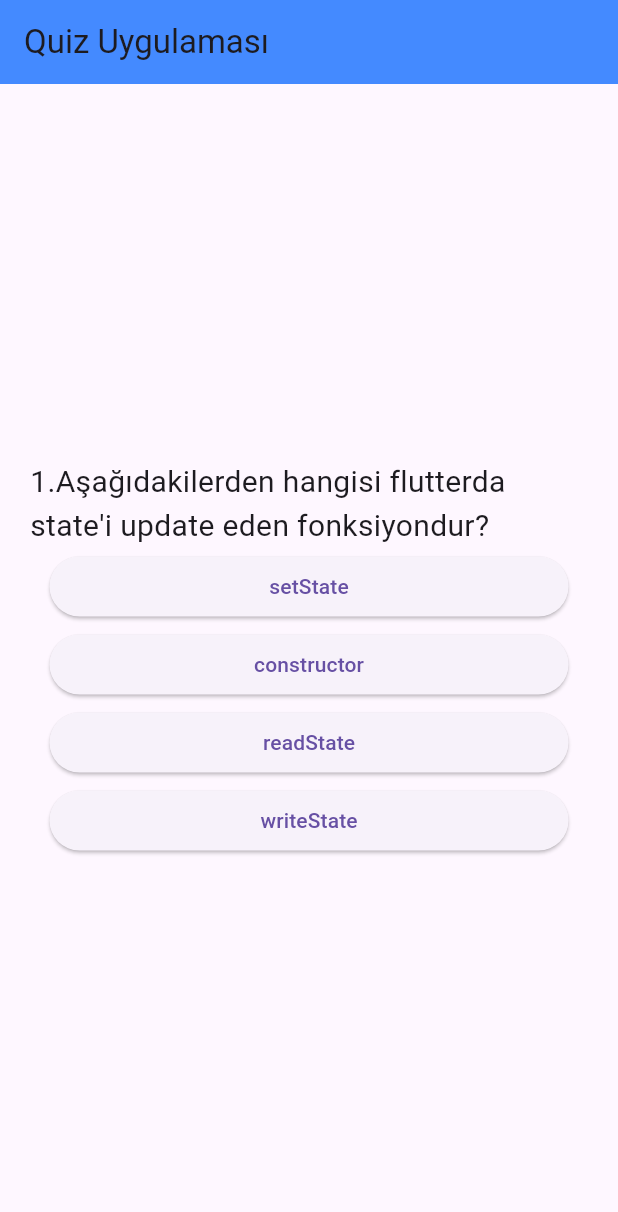
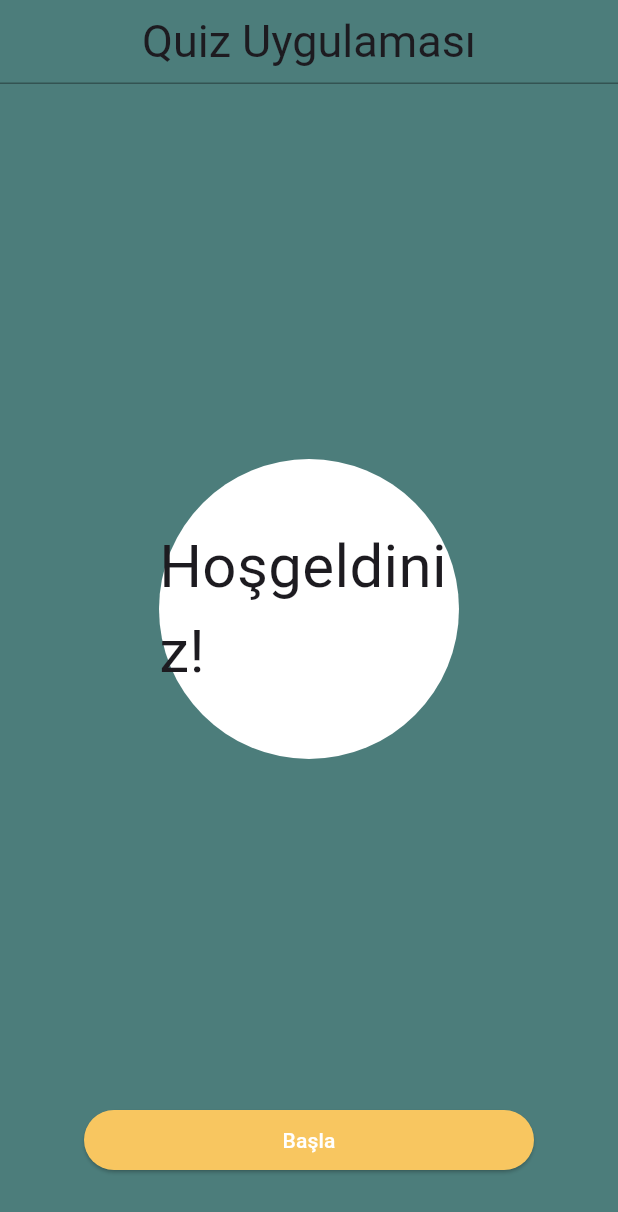
Before and after one commit to yagmur94/quiz_app, a Flutter app: the screen it shows after launch, on a phone screen of 412 x 824 dp. Shown: the top 1212 px of the screen. Run offline on Flutter 3.47's test engine with Material 3 defaults, Android fonts, the phone set to English and light mode, and no system bars; our stand-ins replace google_fonts; Roboto replaces fonts that are missing (Redressed, Signika).

Commit message:
adding welcome page and style

```diff
--- a/lib/data/questions.dart
+++ b/lib/data/questions.dart
@@ -1,4 +1,4 @@
-import 'package:flutter_ornek/models/questions_model.dart';
+import 'package:quiz_app/models/questions_model.dart';
 
 const questions = [
   Question(
--- a/lib/main.dart
+++ b/lib/main.dart
@@ -1,5 +1,5 @@
 import 'package:flutter/material.dart';
-import 'package:flutter_ornek/question.dart';
+import 'package:quiz_app/question.dart';
 
 void main() {
   runApp(const Quiz());
@@ -12,12 +12,9 @@ class Quiz extends StatelessWidget {
 
   @override
   Widget build(BuildContext context) {
-    return MaterialApp(
+    return const MaterialApp(
       title: 'Quiz Uygulaması',
-      theme: ThemeData(
-        primarySwatch: Colors.blue,
-      ),
-      home: const QuizApp(),
+      home: StartGame(),
     );
   }
 }
--- a/lib/question.dart
+++ b/lib/question.dart
@@ -1,5 +1,14 @@
+import 'package:flutter/cupertino.dart';
 import 'package:flutter/material.dart';
-import 'package:flutter_ornek/data/questions.dart';
+import 'package:flutter/widgets.dart';
+import 'package:quiz_app/data/questions.dart';
+import 'package:google_fonts/google_fonts.dart';
+
+
+// app color changes except result page!
+
+ Color _appBackgroundColor = const Color.fromRGBO(76, 125, 123, 1);
+ Color _appButtonBackgroundColor = const Color.fromRGBO(248, 198, 96, 1);
 
 class QuizApp extends StatefulWidget {
   const QuizApp({super.key});
@@ -45,19 +54,44 @@ class _QuizAppState extends State<QuizApp> {
   @override
   Widget build(BuildContext context) {
     return Scaffold(
+      backgroundColor: _appBackgroundColor,
       appBar: AppBar(
-        title: const Text("Quiz Uygulaması"),
-        backgroundColor: Colors.blueAccent,
+        title: Text("Quiz", style: GoogleFonts.signika(fontSize: 30)),
+        shape: const Border(
+          bottom: BorderSide(
+            style: BorderStyle.solid,
+            color: Color.fromARGB(85, 0, 0, 0),
+          ),
+        ),
+        backgroundColor: _appBackgroundColor,
+        centerTitle: true,
       ),
       body: Center(
-        child: Padding(
-          padding: const EdgeInsets.all(20),
         child: Column(
           mainAxisAlignment: MainAxisAlignment.center,
           children: [
-              Text(
+            Transform.translate(
+              offset: const Offset(0, -40),
+              child: Container(
+                decoration: const BoxDecoration(
+                    color: Colors.white,
+                    borderRadius: BorderRadius.all(Radius.circular(15))),
+                width: 600,
+                height: 200,
+                padding: const EdgeInsets.all(20),
+                margin: const EdgeInsets.all(30),
+                child: Padding(
+                  padding: const EdgeInsets.only(top: 40),
+                  child: Text(
                     "${_currentIndex + 1}.${questions[_currentIndex].question}",
-                style: const TextStyle(fontSize: 20),
+                    style: GoogleFonts.signika(
+                        fontSize: 20,
+                        fontWeight: FontWeight.w500,
+                        color: const Color.fromARGB(255, 0, 0, 0)),
+                    textAlign: TextAlign.center,
+                  ),
+                ),
+              ),
             ),
             Column(
               children: questions[_currentIndex].answers.map((answer) {
@@ -66,13 +100,14 @@ class _QuizAppState extends State<QuizApp> {
                   width: 350,
                   child: ElevatedButton(
                       onPressed: () => _checkAnswer(answer),
-                      child: Text(answer),
-                    ),
+                      style: ElevatedButton.styleFrom(
+                          foregroundColor: Colors.white,
+                          backgroundColor: _appButtonBackgroundColor),
+                      child: Text(answer)),
                 );
               }).toList(),
-              )
+            ),
           ],
-          ),
         ),
       ),
     );
@@ -89,9 +124,19 @@ class QuizResult extends StatelessWidget {
   @override
   Widget build(BuildContext context) {
     return Scaffold(
+      backgroundColor: Colors.grey[300],
       appBar: AppBar(
-        title: const Text('Quiz Sonuçları'),
-        backgroundColor: Colors.blueAccent,
+        title: Text(
+          'Quiz Sonuçları',
+          style: GoogleFonts.signika(fontSize: 30),
+        ),
+        shape: const Border(
+            bottom: BorderSide(
+                style: BorderStyle.solid,
+                color: Color.fromRGBO(0, 0, 0, 1),
+                width: 1.2)),
+        centerTitle: true,
+        backgroundColor: _appBackgroundColor,
       ),
       body: Center(
         child: SizedBox(
@@ -113,10 +158,12 @@ class QuizResult extends StatelessWidget {
                   Navigator.pushReplacement(
                       context,
                       MaterialPageRoute(
-                          builder: (context) => const QuizApp(),
+                        builder: (context) => const StartGame(),
                       ));
                 },
-                  child: const Text('Tekrar Başla')),
+                style: ElevatedButton.styleFrom(foregroundColor: Colors.black),
+                child: const Text('Tekrar Başla'),
+              ),
             ],
           ),
         ),
@@ -124,3 +171,66 @@ class QuizResult extends StatelessWidget {
     );
   }
 }
+
+class StartGame extends StatelessWidget {
+  const StartGame({Key? key}) : super(key: key);
+
+  @override
+  Widget build(BuildContext context) {
+    return Scaffold(
+      backgroundColor:_appBackgroundColor,
+      appBar: AppBar(
+        title:
+            Text("Quiz Uygulaması", style: GoogleFonts.signika(fontSize: 30)),
+        centerTitle: true,
+        shape: const Border(
+          bottom: BorderSide(
+            style: BorderStyle.solid,
+            color: Color.fromARGB(85, 0, 0, 0),
+          ),
+        ),
+        backgroundColor: _appBackgroundColor,
+      ),
+      body: Center(
+        child: Column(
+          mainAxisAlignment: MainAxisAlignment.spaceBetween,
+          children: [
+            Container(
+              width: 200, // Box genişliğini sabit tut
+              height: 200, // Box yüksekliğini sabit tut
+              margin: const EdgeInsets.only(top: 250),
+              decoration: BoxDecoration(
+                  color: Colors.white,
+                  borderRadius: BorderRadius.circular(300)),
+              child: Center(
+                child: Text(
+                  'Hoşgeldiniz!',
+                  style: GoogleFonts.redressed(fontSize: 40),
+                ),
+              ),
+            ),
+            Container(
+              width: 300,
+              margin: const EdgeInsetsDirectional.only(bottom: 40),
+              child: ElevatedButton(
+                onPressed: () {
+                  Navigator.pushReplacement(
+                    context,
+                    MaterialPageRoute(
+                      builder: (context) => const QuizApp(),
+                    ),
+                  );
+                },
+                style: ElevatedButton.styleFrom(
+                  foregroundColor: Colors.white,
+                  backgroundColor: _appButtonBackgroundColor,
+                ),
+                child: const Text('Başla'),
+              ),
+            ),
+          ],
+        ),
+      ),
+    );
+  }
+}
--- a/pubspec.yaml
+++ b/pubspec.yaml
@@ -1,4 +1,4 @@
-name: flutter_ornek
+name: quiz_app
 description: "A new Flutter project."
 publish_to: 'none'
 version: 0.1.0
@@ -9,6 +9,7 @@ environment:
 dependencies:
   flutter:
     sdk: flutter
+  google_fonts: ^6.2.0
 
 dev_dependencies:
   flutter_test:
```
Also changed, not shown: pubspec.lock, 1 other file. Lines whose indentation alone changed are shown as unchanged.
